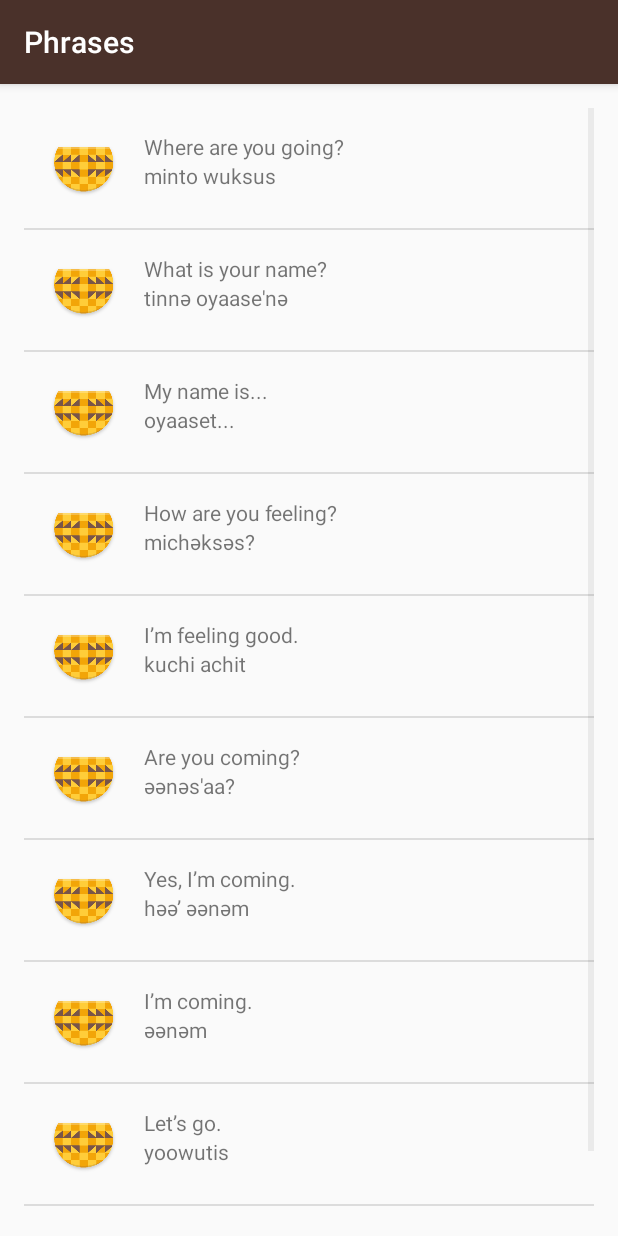
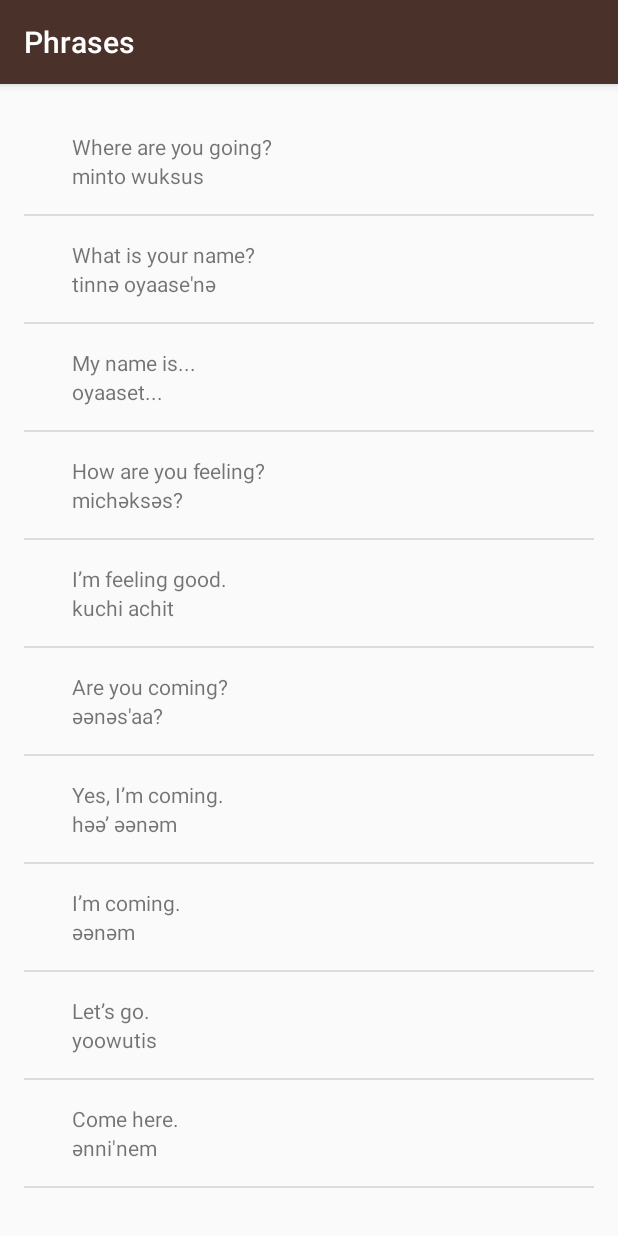
Before and after one commit to shiva11499/Miwok-App, an Android app: the PhrasesActivity screen opened directly, with no data from a screen before it, on a phone screen of 412 x 824 dp. Run offline under Robolectric (Android 15) with nearby library versions, the phone set to English and light mode, and no system bars.

Commit message:
WordAdapter updated

```diff
--- a/app/src/main/java/com/example/android/miwok/Word.java
+++ b/app/src/main/java/com/example/android/miwok/Word.java
@@ -12,8 +12,9 @@
     /** Miwok translation for the word */
     private String mMiwokTranslation;
 
-    private Integer mImageResourceId;
+    private Integer mImageResourceId = NO_IMAGE_PROVIDED;
 
+    private static final int NO_IMAGE_PROVIDED = -1;
     /**
      * Create a new Word object.
      * @param defaultTranslation is the word in a language that the user is already familiar with
@@ -47,4 +48,8 @@
 
     public Integer getmImageResourceId() {return mImageResourceId; }
 
+    public boolean hasImage() {
+        return mImageResourceId != NO_IMAGE_PROVIDED;
+    }
+
 }
--- a/app/src/main/java/com/example/android/miwok/WordAdapter.java
+++ b/app/src/main/java/com/example/android/miwok/WordAdapter.java
@@ -51,7 +51,15 @@
         defaultTextView.setText(currentWord.getDefaultTranslation());
 
         ImageView imageView = listItemView.findViewById(R.id.image);
-        imageView.setImageResource(currentWord.getmImageResourceId());
+
+        if(currentWord.hasImage()) {
+            imageView.setImageResource(currentWord.getmImageResourceId());
+            imageView.setVisibility(View.VISIBLE);
+        }
+        else {
+         imageView.setVisibility(View.GONE);
+        }
+
 
         // Return the whole list item layout (containing 2 TextViews) so that it can be shown in
         // the ListView.
```
